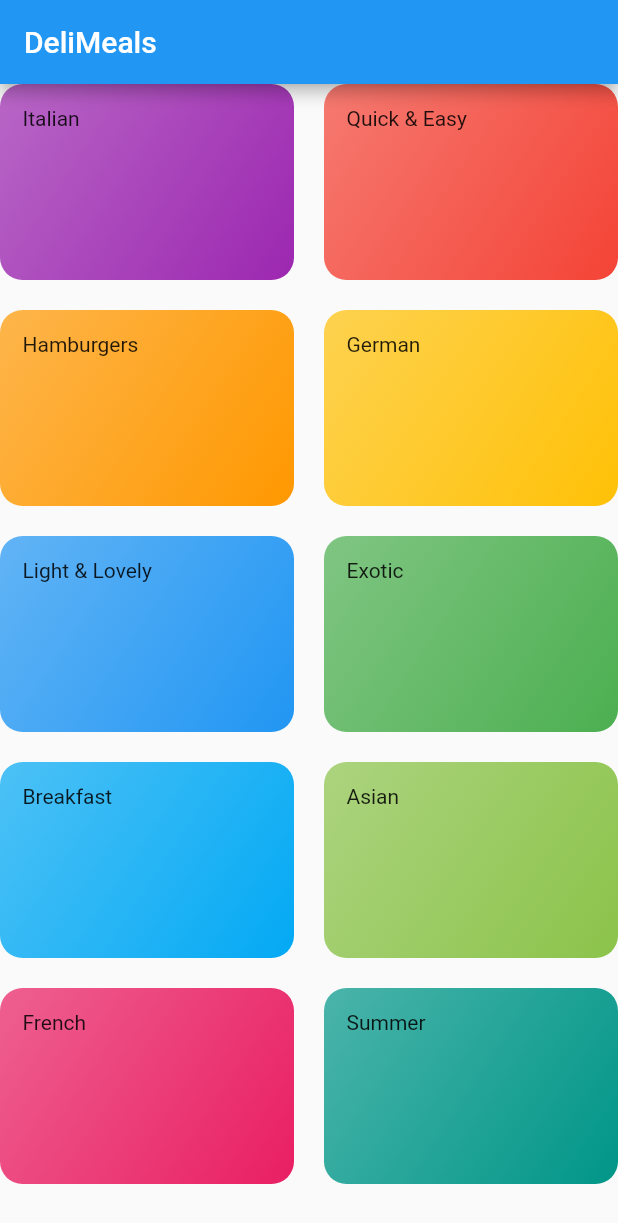
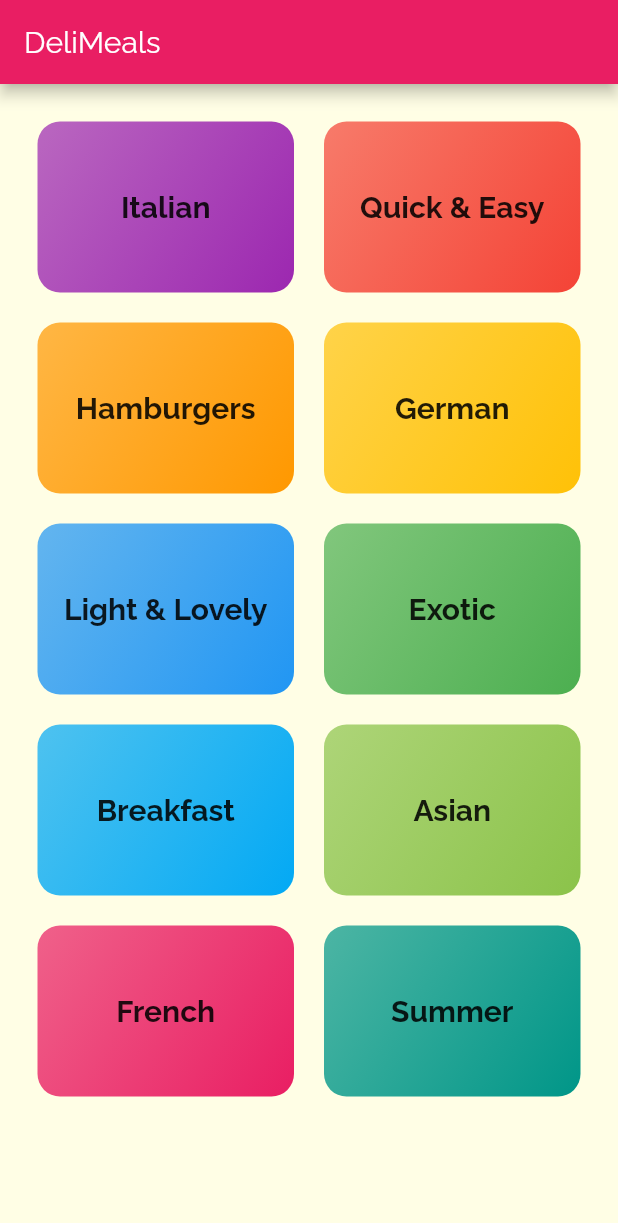
Before and after one commit to Dharmik-Pavasiya/Meal-App, a Flutter app: the screen it shows after launch, on a phone screen of 412 x 824 dp. Shown: the top 1223 px of the screen. Run offline on Flutter 3.47's test engine with Material 2 defaults, Android fonts, the phone set to English and light mode, and no system bars.

Commit message:
Styling & Theming

```diff
--- a/lib/main.dart
+++ b/lib/main.dart
@@ -6,10 +6,29 @@ void main() => runApp(MyApp());
 class MyApp extends StatelessWidget {
   @override
   Widget build(BuildContext context) {
-    return const MaterialApp(
+    return MaterialApp(
       debugShowCheckedModeBanner: false,
+      theme: ThemeData(
+        primarySwatch: Colors.pink,
+        accentColor: Colors.amber,
+        canvasColor: const Color.fromRGBO(255, 254, 229, 1),
+        fontFamily: 'Raleway',
+        textTheme: ThemeData.light().textTheme.copyWith(
+              bodyText1: const TextStyle(
+                color: Color.fromRGBO(20, 51, 51, 1),
+              ),
+              bodyText2: const TextStyle(
+                color: Color.fromRGBO(20, 51, 51, 1),
+              ),
+              headline6: const TextStyle(
+                fontSize: 20,
+                // fontFamily: 'RobotoCondensed',
+                fontWeight: FontWeight.bold
+              ),
+            ),
+      ),
       title: 'DeliMeals',
-      home: CategoriesScreen(),
+      home: const CategoriesScreen(),
     );
   }
 }
--- a/lib/pages/categories_page.dart
+++ b/lib/pages/categories_page.dart
@@ -9,9 +9,10 @@ class CategoriesScreen extends StatelessWidget {
   Widget build(BuildContext context) {
     return Scaffold(
       appBar: AppBar(
-        title: const Text('DeliMeals'),
+        title: const Text('DeliMeals',style: TextStyle(fontWeight: FontWeight.normal),),
       ),
       body: GridView(
+        padding: const EdgeInsets.all(25),
         gridDelegate: const SliverGridDelegateWithMaxCrossAxisExtent(
           maxCrossAxisExtent: 200,
           childAspectRatio: 3 / 2,
--- a/lib/widgets/category_item.dart
+++ b/lib/widgets/category_item.dart
@@ -12,17 +12,17 @@ class CategoryItem extends StatelessWidget {
     return Container(
       padding: const EdgeInsets.all(15),
       decoration: BoxDecoration(
-        gradient: LinearGradient(
-          colors: [
+          gradient: LinearGradient(colors: [
             color.withOpacity(0.7),
             color,
-          ],
-          begin: Alignment.topLeft,
-          end: Alignment.bottomRight
+          ], begin: Alignment.topLeft, end: Alignment.bottomRight),
+          borderRadius: BorderRadius.circular(15)),
+      child: Center(
+        child: Text(
+          title,
+          style: Theme.of(context).textTheme.headline6,
         ),
-        borderRadius: BorderRadius.circular(15)
       ),
-      child: Text(title),
     );
   }
 }
```
Also changed, not shown: pubspec.yaml (+17 -6 lines).
